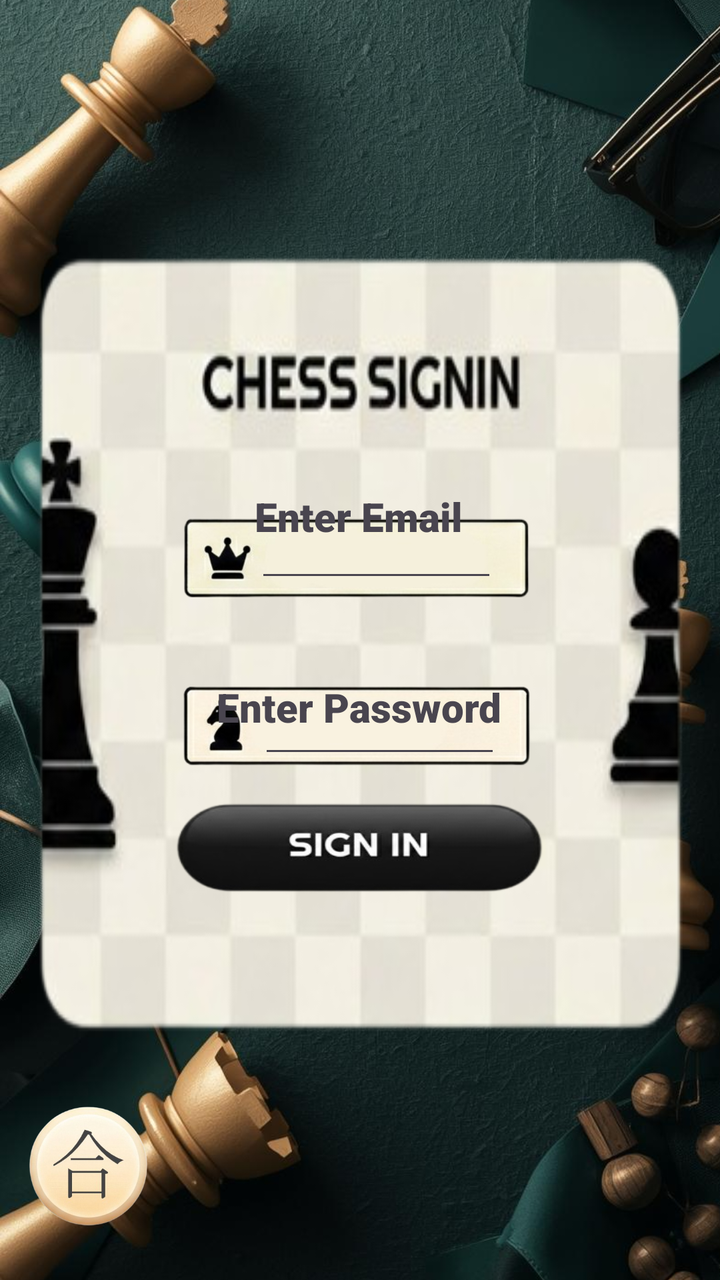
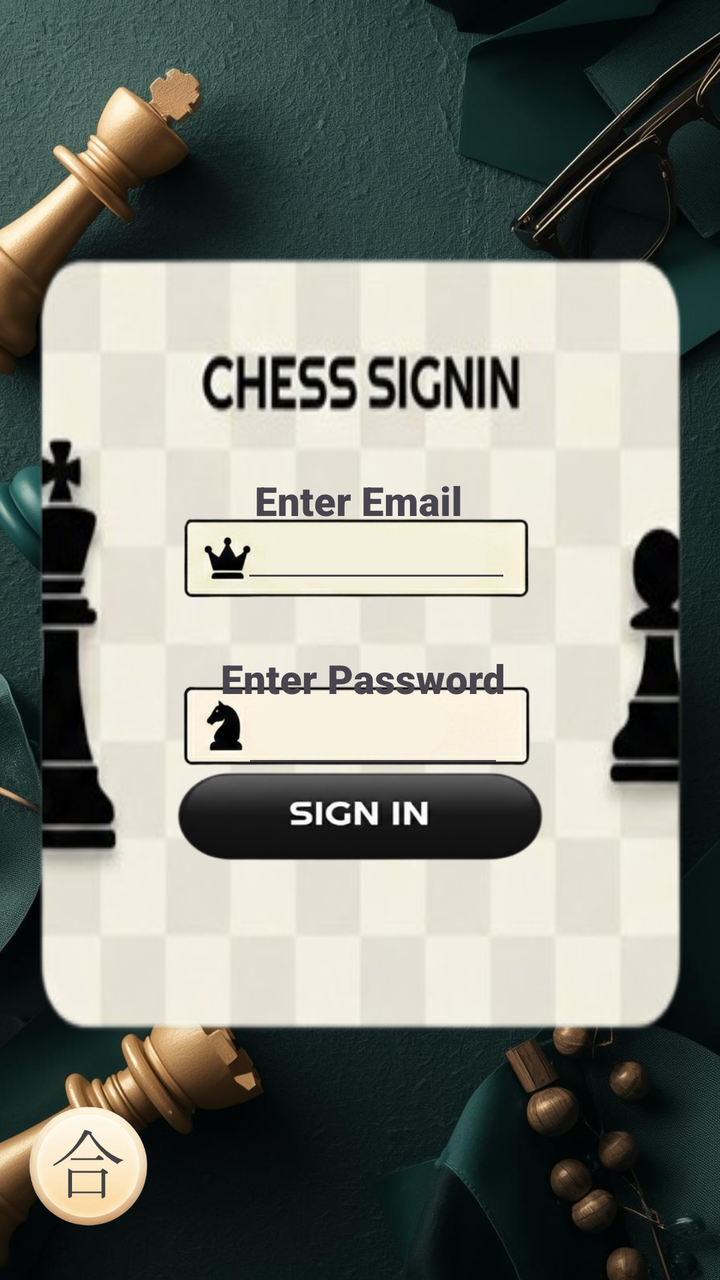

Before-and-after screenshots of an Android layout around one commit, followed by the original layout XML and the change that was made.
<!-- AndroidManifest.xml: application theme Theme.ChessGame -->
<!-- res/layout/signin.xml -->
<?xml version="1.0" encoding="utf-8"?>
<androidx.constraintlayout.widget.ConstraintLayout xmlns:android="http://schemas.android.com/apk/res/android"
    xmlns:app="http://schemas.android.com/apk/res-auto"
    xmlns:tools="http://schemas.android.com/tools"
    android:layout_width="match_parent"
    android:id="@+id/sign"
    android:layout_height="match_parent">


    <ImageView
        android:id="@+id/imageView4"
        android:layout_width="411dp"
        android:layout_height="739dp"
        app:layout_constraintBottom_toBottomOf="parent"
        app:layout_constraintEnd_toEndOf="parent"
        app:layout_constraintHorizontal_bias="0.0"
        app:layout_constraintStart_toStartOf="parent"
        app:layout_constraintTop_toTopOf="parent"
        app:srcCompat="@drawable/lobby" />

    <ImageView
        android:id="@+id/imageView6"
        android:layout_width="594dp"
        android:layout_height="648dp"
        android:scaleType="fitXY"
        app:layout_constraintBottom_toBottomOf="parent"
        app:layout_constraintEnd_toEndOf="parent"
        app:layout_constraintHorizontal_bias="0.502"
        app:layout_constraintStart_toStartOf="parent"
        app:layout_constraintTop_toTopOf="parent"
        app:layout_constraintVertical_bias="0.349"
        app:srcCompat="@drawable/signinpage" />

    <ImageView
        android:id="@+id/imageButton"
        android:layout_width="235dp"
        android:layout_height="203dp"
        android:background="@null"
        android:scaleType="fitXY"
        app:layout_constraintBottom_toBottomOf="parent"
        app:layout_constraintEnd_toEndOf="parent"
        app:layout_constraintStart_toStartOf="parent"
        app:layout_constraintTop_toTopOf="parent"
        app:layout_constraintVertical_bias="0.409"
        app:srcCompat="@drawable/loginbtn1" />

    <ImageView
        android:id="@+id/imageButton2"
        android:layout_width="239dp"
        android:layout_height="205dp"
        android:background="@null"
        android:scaleType="fitXY"
        app:layout_constraintBottom_toBottomOf="parent"
        app:layout_constraintEnd_toEndOf="parent"
        app:layout_constraintStart_toStartOf="parent"
        app:layout_constraintTop_toTopOf="parent"
        app:layout_constraintVertical_bias="0.604"
        app:srcCompat="@drawable/loginbtn2" />

    <ImageButton
        android:id="@+id/signbtn"
        android:layout_width="345dp"
        android:layout_height="213dp"
        android:background="@null"
        android:scaleType="fitXY"
        app:layout_constraintBottom_toBottomOf="parent"
        app:layout_constraintEnd_toEndOf="parent"
        app:layout_constraintHorizontal_bias="0.492"
        app:layout_constraintStart_toStartOf="parent"
        app:layout_constraintTop_toTopOf="parent"
        app:layout_constraintVertical_bias="0.737"
        app:srcCompat="@drawable/coolersignbtn" />

    <EditText
        android:id="@+id/emailtv"
        android:layout_width="121dp"
        android:layout_height="29dp"
        android:textSize="16sp"
        app:layout_constraintBottom_toBottomOf="parent"
        app:layout_constraintEnd_toEndOf="parent"
        app:layout_constraintHorizontal_bias="0.534"
        app:layout_constraintStart_toStartOf="parent"
        app:layout_constraintTop_toTopOf="parent"
        app:layout_constraintVertical_bias="0.437" />

    <EditText
        android:id="@+id/passwordtv"
        android:layout_width="121dp"
        android:layout_height="29dp"
        android:textSize="16sp"
        app:layout_constraintBottom_toBottomOf="parent"
        app:layout_constraintEnd_toEndOf="parent"
        app:layout_constraintHorizontal_bias="0.541"
        app:layout_constraintStart_toStartOf="parent"
        app:layout_constraintTop_toTopOf="parent"
        app:layout_constraintVertical_bias="0.581" />

    <TextView
        android:id="@+id/textView5"
        android:layout_width="wrap_content"
        android:layout_height="wrap_content"
        android:fontFamily="sans-serif-black"
        android:text="Enter Email"
        android:textSize="20sp"
        app:layout_constraintBottom_toBottomOf="@+id/imageView4"
        app:layout_constraintEnd_toEndOf="parent"
        app:layout_constraintHorizontal_bias="0.498"
        app:layout_constraintStart_toStartOf="parent"
        app:layout_constraintTop_toTopOf="parent"
        app:layout_constraintVertical_bias="0.369" />

    <TextView
        android:id="@+id/textView6"
        android:layout_width="wrap_content"
        android:layout_height="wrap_content"
        android:fontFamily="sans-serif-black"
        android:text="Enter Password"
        android:textSize="20sp"
        app:layout_constraintBottom_toBottomOf="@+id/imageView4"
        app:layout_constraintEnd_toEndOf="parent"
        app:layout_constraintHorizontal_bias="0.498"
        app:layout_constraintStart_toStartOf="parent"
        app:layout_constraintTop_toTopOf="parent"
        app:layout_constraintVertical_bias="0.513" />

    <ImageButton
        android:id="@+id/backbtn"
        android:layout_width="96dp"
        android:layout_height="81dp"
        android:background="@null"
        android:scaleType="fitXY"
        app:layout_constraintBottom_toBottomOf="parent"
        app:layout_constraintEnd_toEndOf="parent"
        app:layout_constraintHorizontal_bias="0.0"
        app:layout_constraintStart_toStartOf="parent"
        app:layout_constraintTop_toTopOf="parent"
        app:layout_constraintVertical_bias="0.972"
        app:srcCompat="@drawable/backbtn" />
</androidx.constraintlayout.widget.ConstraintLayout>
<!-- resources referenced by this layout -->
<resources>
  <!-- drawable backbtn: png bitmap (drawable, 94589 bytes) -->
  <!-- drawable coolersignbtn: png bitmap (drawable, 31043 bytes) -->
  <!-- drawable lobby: jpg bitmap (drawable, 182438 bytes) -->
  <!-- drawable loginbtn1: png bitmap (drawable, 42903 bytes) -->
  <!-- drawable loginbtn2: png bitmap (drawable, 45196 bytes) -->
  <!-- drawable signinpage: png bitmap (drawable, 90653 bytes) -->
  <style name="Theme.ChessGame" parent="Base.Theme.ChessGame" />
  <style name="Base.Theme.ChessGame" parent="Theme.Material3.DayNight.NoActionBar">
          
          
      </style>
</resources>

<!-- the commit's change to res/layout/signin.xml (unified diff, before → after) -->
@@ -4,19 +4,10 @@
     xmlns:tools="http://schemas.android.com/tools"
     android:layout_width="match_parent"
     android:id="@+id/sign"
-    android:layout_height="match_parent">
+    android:layout_height="match_parent"
+    android:background="@drawable/lobby">
 
 
-    <ImageView
-        android:id="@+id/imageView4"
-        android:layout_width="411dp"
-        android:layout_height="739dp"
-        app:layout_constraintBottom_toBottomOf="parent"
-        app:layout_constraintEnd_toEndOf="parent"
-        app:layout_constraintHorizontal_bias="0.0"
-        app:layout_constraintStart_toStartOf="parent"
-        app:layout_constraintTop_toTopOf="parent"
-        app:srcCompat="@drawable/lobby" />
 
     <ImageView
         android:id="@+id/imageView6"
@@ -65,32 +56,31 @@
         android:scaleType="fitXY"
         app:layout_constraintBottom_toBottomOf="parent"
         app:layout_constraintEnd_toEndOf="parent"
-        app:layout_constraintHorizontal_bias="0.492"
         app:layout_constraintStart_toStartOf="parent"
         app:layout_constraintTop_toTopOf="parent"
-        app:layout_constraintVertical_bias="0.737"
+        app:layout_constraintVertical_bias="0.7"
         app:srcCompat="@drawable/coolersignbtn" />
 
     <EditText
         android:id="@+id/emailtv"
-        android:layout_width="121dp"
-        android:layout_height="29dp"
+        android:layout_width="135dp"
+        android:layout_height="37dp"
         android:textSize="16sp"
         app:layout_constraintBottom_toBottomOf="parent"
         app:layout_constraintEnd_toEndOf="parent"
-        app:layout_constraintHorizontal_bias="0.534"
+        app:layout_constraintHorizontal_bias="0.536"
         app:layout_constraintStart_toStartOf="parent"
         app:layout_constraintTop_toTopOf="parent"
-        app:layout_constraintVertical_bias="0.437" />
+        app:layout_constraintVertical_bias="0.43" />
 
     <EditText
         android:id="@+id/passwordtv"
-        android:layout_width="121dp"
-        android:layout_height="29dp"
+        android:layout_width="131dp"
+        android:layout_height="41dp"
         android:textSize="16sp"
         app:layout_constraintBottom_toBottomOf="parent"
         app:layout_constraintEnd_toEndOf="parent"
-        app:layout_constraintHorizontal_bias="0.541"
+        app:layout_constraintHorizontal_bias="0.528"
         app:layout_constraintStart_toStartOf="parent"
         app:layout_constraintTop_toTopOf="parent"
         app:layout_constraintVertical_bias="0.581" />
@@ -102,12 +92,12 @@
         android:fontFamily="sans-serif-black"
         android:text="Enter Email"
         android:textSize="20sp"
-        app:layout_constraintBottom_toBottomOf="@+id/imageView4"
+        app:layout_constraintBottom_toBottomOf="parent"
         app:layout_constraintEnd_toEndOf="parent"
         app:layout_constraintHorizontal_bias="0.498"
         app:layout_constraintStart_toStartOf="parent"
         app:layout_constraintTop_toTopOf="parent"
-        app:layout_constraintVertical_bias="0.369" />
+        app:layout_constraintVertical_bias="0.386" />
 
     <TextView
         android:id="@+id/textView6"
@@ -116,12 +106,12 @@
         android:fontFamily="sans-serif-black"
         android:text="Enter Password"
         android:textSize="20sp"
-        app:layout_constraintBottom_toBottomOf="@+id/imageView4"
+        app:layout_constraintBottom_toBottomOf="parent"
         app:layout_constraintEnd_toEndOf="parent"
-        app:layout_constraintHorizontal_bias="0.498"
+        app:layout_constraintHorizontal_bias="0.507"
         app:layout_constraintStart_toStartOf="parent"
         app:layout_constraintTop_toTopOf="parent"
-        app:layout_constraintVertical_bias="0.513" />
+        app:layout_constraintVertical_bias="0.531" />
 
     <ImageButton
         android:id="@+id/backbtn"
